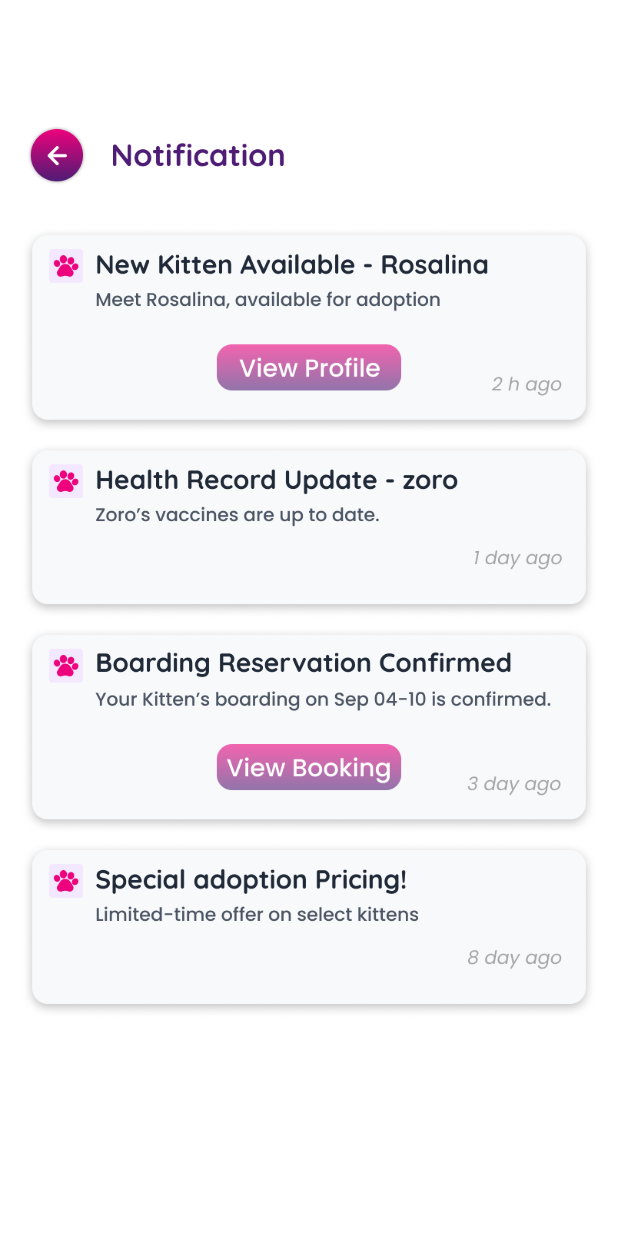
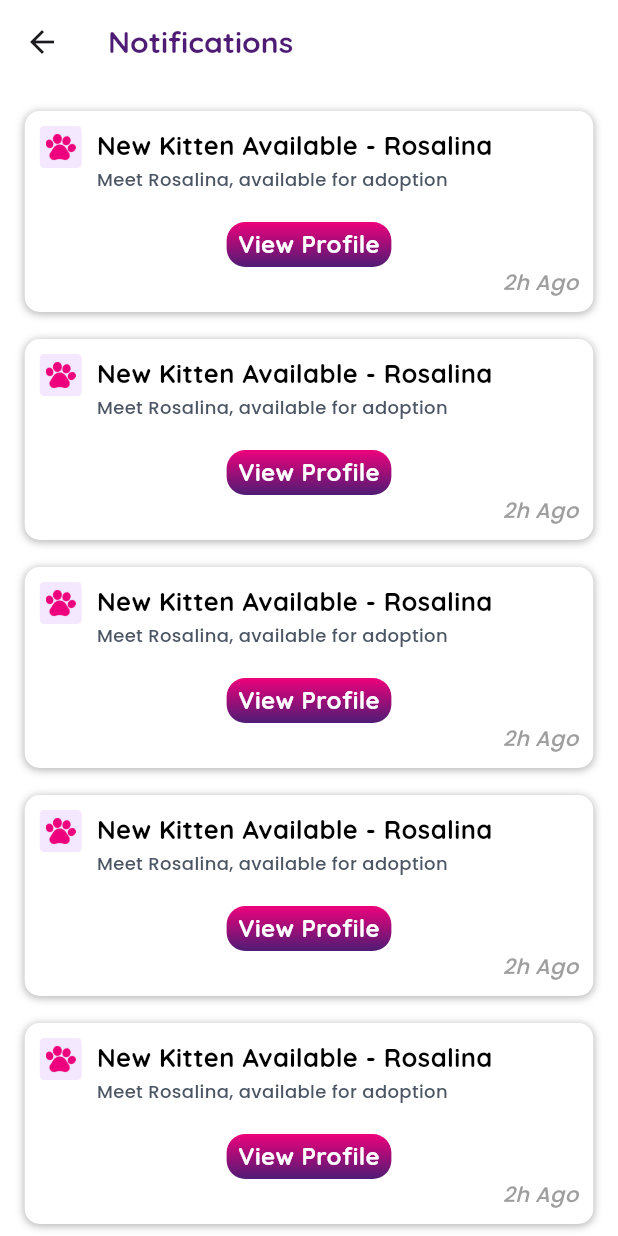
Before and after one commit to ambujnmt/petstore, a Flutter app: the NotificationView screen opened directly, on a phone screen of 412 x 824 dp. Run offline on Flutter 3.47's test engine with Material 3 defaults, Android fonts, the light colour scheme and no system bars; our stand-ins replace flutter_spinkit, fluttertoast, get, shared_preferences; missing offline and left inert: advanced_salomon_bottom_bar; accounts and stored records are empty.

Commit message:
`Removed unused screens and updated imports`

```diff
--- a/lib/utils/custom_text.dart
+++ b/lib/utils/custom_text.dart
@@ -14,13 +14,14 @@
   }
 
   static Text qText(
-    String hint, {
-    double? size,
-    FontWeight? weight,
-    Color? color,
-    TextAlign? align,
-    TextOverflow? textOverFlow,
-    int? lines,
+    final String hint, {
+    final double? size,
+    final FontWeight? weight,
+    final Color? color,
+    final TextAlign? align,
+    final TextOverflow? textOverFlow,
+    final int? lines,
+    final bool itailic = false,
   }) {
     return Text(
       hint,
@@ -29,6 +30,7 @@
         fontSize: size ?? 16,
         fontWeight: weight ?? FontWeight.w600,
         color: color ?? black,
+        fontStyle: itailic ? FontStyle.italic : null,
       ),
       textAlign: align ?? TextAlign.start,
       overflow: textOverFlow ?? TextOverflow.ellipsis,
@@ -37,13 +39,14 @@
   }
 
   static Text pText(
-    String hint, {
-    double? size,
-    FontWeight? weight,
-    Color? color,
-    TextAlign? align,
-    TextOverflow? textOverFlow,
-    int? lines,
+    final String hint, {
+    final double? size,
+    final FontWeight? weight,
+    final Color? color,
+    final TextAlign? align,
+    final TextOverflow? textOverFlow,
+    final int? lines,
+    final bool itailic = false,
   }) {
     return Text(
       hint,
@@ -52,6 +55,7 @@
         fontSize: size ?? 15,
         fontWeight: weight ?? FontWeight.w500,
         color: color,
+        fontStyle: itailic ? FontStyle.italic : null,
       ),
       textAlign: align ?? TextAlign.start,
       overflow: textOverFlow ?? TextOverflow.ellipsis,
--- a/lib/utils/images.dart
+++ b/lib/utils/images.dart
@@ -8,4 +8,5 @@
 
 // Icons
   static const arrowRightIcon = 'assets/images/icons/arrow-right-icon.png';
+  static const pawIcon = 'assets/images/icons/paw-icon.png';
 }
--- a/lib/views/screens/home_screen.dart
+++ b/lib/views/screens/bottom_nav_screens/home_screen/home_screen.dart
@@ -2,8 +2,8 @@
 import 'package:get/get.dart';
 import 'package:pinkpawscat/views/screens/card_view.dart';
 import 'package:pinkpawscat/views/screens/item_details_page.dart';
-import 'package:pinkpawscat/views/screens/my_cart.dart';
-import 'package:pinkpawscat/views/screens/notification_view.dart';
+import 'package:pinkpawscat/views/screens/my_cart_screen/my_cart.dart';
+import 'package:pinkpawscat/views/screens/notifications_screen/notification_view.dart';
 import 'package:pinkpawscat/utils/custom_text.dart';
 
 class HomeScreen extends StatefulWidget {
@@ -24,7 +24,6 @@
 
   @override
   bool get wantKeepAlive => true;
-
   @override
   Widget build(BuildContext context) {
     super.build(context);
--- a/lib/views/screens/profile.dart
+++ b/lib/views/screens/bottom_nav_screens/profile_screen/profile.dart
@@ -5,10 +5,10 @@
 import 'package:pinkpawscat/views/screens/about_us_screen.dart';
 import 'package:pinkpawscat/views/screens/authorization/login_screen/login_screen.dart';
 import 'package:pinkpawscat/views/screens/contact_us_screen.dart';
-import 'package:pinkpawscat/views/screens/edit_address_screen.dart';
+import 'package:pinkpawscat/views/screens/edit_address_screen/edit_address_screen.dart';
 import 'package:pinkpawscat/views/screens/faq_screen.dart';
 import 'package:pinkpawscat/utils/custom_text.dart';
-import 'save_address_screen.dart';
+import '../../save_address_screen.dart';
 
 class ProfileScreen extends StatefulWidget {
   const ProfileScreen({super.key});
--- a/lib/views/screens/notification_view.dart
+++ /dev/null
@@ -1,47 +0,0 @@
-import 'package:flutter/material.dart';
-
-class NotificationView extends StatelessWidget {
-  const NotificationView({super.key});
-
-
-  @override
-  Widget build(BuildContext context) {
-    return Scaffold(
-      backgroundColor: Colors.white,
-      body: Center(
-        child: InteractiveViewer( // zoom + scroll dono allow karega
-          child: SingleChildScrollView(
-            child: Column(
-              children: [
-                Image.asset(
-                  "assets/images/notification_a.png",
-                  fit: BoxFit.contain,
-                  width: MediaQuery.of(context).size.width,
-                  // Loader dikhane ke liye
-                  frameBuilder: (context, child, frame, wasSynchronouslyLoaded) {
-                    if (wasSynchronouslyLoaded) {
-                      return child;
-                    }
-                    return AnimatedSwitcher(
-                      duration: const Duration(milliseconds: 300),
-                      child: frame != null
-                          ? child
-                          : const SizedBox(
-                        height: 300,
-                        child: Center(
-                          child: CircularProgressIndicator(
-                            color: Colors.pink,
-                          ),
-                        ),
-                      ),
-                    );
-                  },
-                ),
-              ],
-            ),
-          ),
-        ),
-      ),
-    );
-  }
-}
--- /dev/null
+++ b/lib/views/screens/notifications_screen/notification_view.dart
@@ -0,0 +1,86 @@
+import 'package:flutter/material.dart';
+import 'package:pinkpawscat/constants/sized_boxes.dart';
+import 'package:pinkpawscat/helpers/app_toast.dart';
+import 'package:pinkpawscat/services/global_services.dart';
+import 'package:pinkpawscat/utils/app_dimentions.dart';
+import 'package:pinkpawscat/utils/app_imports.dart';
+import 'package:pinkpawscat/utils/color_constant.dart';
+import 'package:pinkpawscat/utils/custom_text.dart';
+import 'package:pinkpawscat/utils/images.dart';
+import 'package:pinkpawscat/views/widgets/custom_button.dart';
+import 'package:pinkpawscat/views/widgets/custom_container.dart';
+
+class NotificationView extends StatelessWidget {
+  const NotificationView({super.key});
+
+  @override
+  Widget build(BuildContext context) {
+    return Scaffold(
+      backgroundColor: Colors.white,
+      appBar: AppBar(
+        title: CustomText.qText('Notifications',
+            size: 20,
+            weight: FontWeight.w700,
+            color: ColorConstants.deleteColor),
+        backgroundColor: white,
+      ),
+      body: SafeArea(
+        child: ListView(
+          padding: AppDimentions.defaultScreenPadding,
+          children: [
+            ...List.generate(5, (index) {
+              return CustomContainer.lightContainer(
+                  margin: const EdgeInsets.only(top: 18),
+                  child: Column(
+                    children: [
+                      Row(
+                        crossAxisAlignment: CrossAxisAlignment.start,
+                        children: [
+                          CustomContainer.lightContainer(
+                              color: fromHex('f3e8ff'),
+                              padding: const EdgeInsets.all(4),
+                              hideShadow: true,
+                              radius: 3,
+                              height: 28,
+                              width: 28,
+                              child: Image.asset(Images.pawIcon)),
+                          widthSpace10,
+                          Column(
+                            crossAxisAlignment: CrossAxisAlignment.start,
+                            children: [
+                              CustomText.qText(
+                                  'New Kitten Available - Rosalina',
+                                  size: 17,
+                                  weight: FontWeight.w700),
+                              heightSpace3,
+                              CustomText.pText(
+                                  'Meet Rosalina, available for adoption',
+                                  size: 12,
+                                  color: fromHex('#4B5563')),
+                            ],
+                          ),
+                        ],
+                      ),
+                      heightSpace20,
+                      AppButton(
+                        intrinsicWidth: true,
+                        height: 30,
+                        textSize: 16,
+                        text: 'View Profile',
+                        onTap: () => AppToast.show('Coming soon'),
+                      ),
+                      Align(
+                        alignment: Alignment.centerRight,
+                        child: CustomText.pText('2h Ago',
+                            size: 14, itailic: true, color: grey),
+                      )
+                    ],
+                  ));
+            }),
+            heightSpace50,
+          ],
+        ),
+      ),
+    );
+  }
+}
--- /dev/null
+++ b/lib/views/widgets/custom_container.dart
@@ -0,0 +1,69 @@
+import 'package:pinkpawscat/services/global_services.dart';
+
+import '../../utils/app_imports.dart';
+
+class CustomContainer {
+  static Widget lightContainer({
+    final Color? color,
+    final EdgeInsetsGeometry? margin,
+    final EdgeInsetsGeometry? padding,
+    final Widget? child,
+    final double? radius,
+    final double? height,
+    final double? width,
+    final bool hideShadow = false,
+  }) {
+    return Container(
+      height: height,
+      width: width,
+      padding: padding ?? const EdgeInsets.all(10),
+      margin: margin,
+      decoration: BoxDecoration(
+        color: color ?? white,
+        borderRadius: BorderRadius.circular(radius ?? 10),
+        boxShadow: hideShadow
+            ? null
+            : [
+                BoxShadow(
+                  blurRadius: 4,
+                  color: black.withValues(alpha: .3),
+                  offset: const Offset(0, 1),
+                )
+              ],
+      ),
+      child: child,
+    );
+  }
+
+  static Widget darkContainer({
+    final Color? color,
+    final EdgeInsetsGeometry? margin,
+    final EdgeInsetsGeometry? padding,
+    final Widget? child,
+    final double? radius,
+    final double? height,
+    final double? width,
+    final bool hideShadow = false,
+  }) {
+    return Container(
+      height: height,
+      width: width,
+      padding: padding ?? const EdgeInsets.all(10),
+      margin: margin,
+      decoration: BoxDecoration(
+        color: color ?? fromHex('f8f9fb'),
+        borderRadius: BorderRadius.circular(radius ?? 10),
+        boxShadow: hideShadow
+            ? null
+            : [
+                BoxShadow(
+                  blurRadius: 4,
+                  color: black.withValues(alpha: .3),
+                  offset: const Offset(0, 1),
+                )
+              ],
+      ),
+      child: child,
+    );
+  }
+}
```
Also changed, not shown: lib/zz_bottom_nav_bar_screen/bottom_nav_bar_screen.dart (+4 -4 lines), assets/images/icons/paw-icon.png (added), assets/images/notification_a.png (deleted), lib/views/screens/bottom_nav_screens/liked_screen/like_screen.dart (renamed from lib/views/screens/like_screen.dart), lib/views/screens/bottom_nav_screens/menu_screen/menu_screen.dart (renamed from lib/views/screens/menu_screen.dart), lib/views/screens/edit_address_screen/edit_address_screen.dart (renamed from lib/views/screens/edit_address_screen.dart), lib/views/screens/my_cart_screen/my_cart.dart (renamed from lib/views/screens/my_cart.dart).
